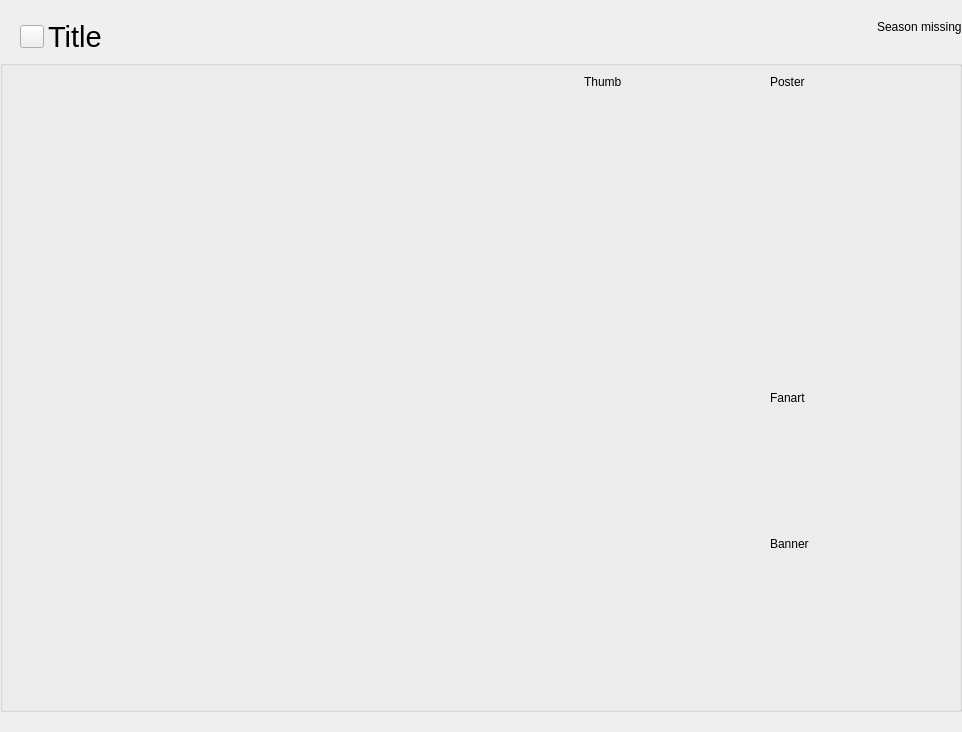
The window that src/ui/tv_show/TvShowWidgetSeason.ui (Komet/MediaElch) describes before a commit, drawn with Qt 5.
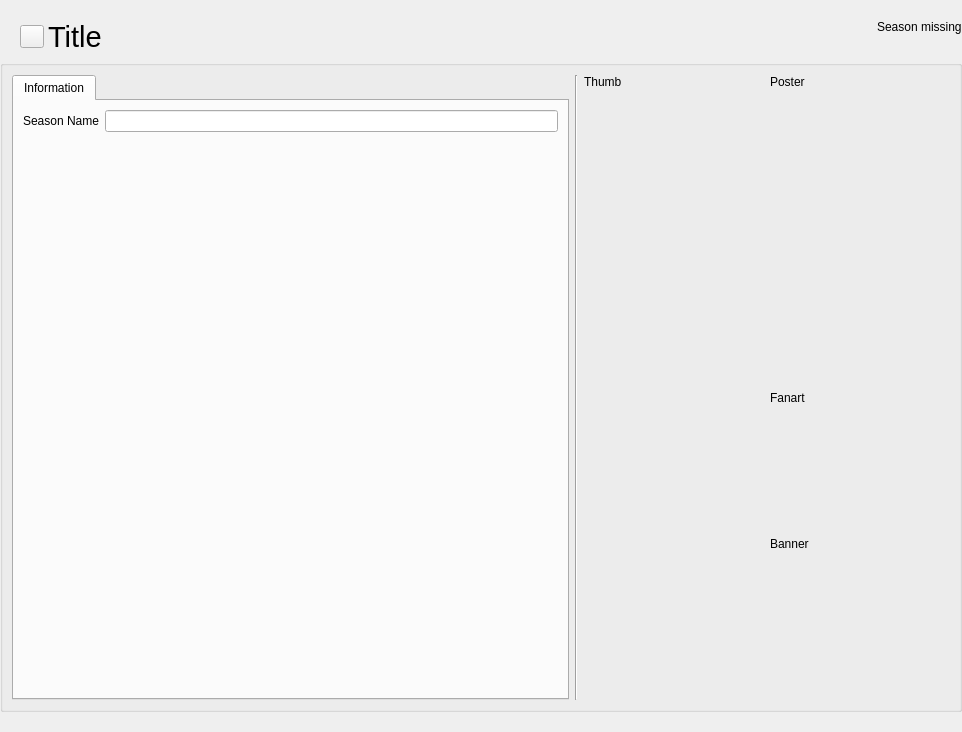
The same window after the commit. Icons and pictures are not drawn. Custom widgets are drawn as their Qt base class.

Commit message: [TvShow] Support named seasons in GUI

Patch:
```diff
--- a/src/ui/tv_show/TvShowWidgetSeason.ui
+++ b/src/ui/tv_show/TvShowWidgetSeason.ui
@@ -126,17 +126,39 @@
      </property>
      <layout class="QHBoxLayout" name="horizontalLayout_2">
       <item>
-       <spacer name="horizontalSpacer">
+       <widget class="QTabWidget" name="tabWidget">
+        <property name="currentIndex">
+         <number>0</number>
+        </property>
+        <widget class="QWidget" name="tabInformation">
+         <attribute name="title">
+          <string>Information</string>
+         </attribute>
+         <layout class="QVBoxLayout" name="verticalLayout_5">
+          <item>
+           <layout class="QFormLayout" name="seasonFormLayout">
+            <item row="0" column="1">
+             <widget class="QLineEdit" name="seasonName"/>
+            </item>
+            <item row="0" column="0">
+             <widget class="QLabel" name="lblSeasonName">
+              <property name="text">
+               <string>Season Name</string>
+              </property>
+             </widget>
+            </item>
+           </layout>
+          </item>
+         </layout>
+        </widget>
+       </widget>
+      </item>
+      <item>
+       <widget class="Line" name="line">
         <property name="orientation">
-         <enum>Qt::Horizontal</enum>
+         <enum>Qt::Vertical</enum>
         </property>
-        <property name="sizeHint" stdset="0">
-         <size>
-          <width>40</width>
-          <height>20</height>
-         </size>
-        </property>
-       </spacer>
+       </widget>
       </item>
       <item>
        <layout class="QVBoxLayout" name="verticalLayout_3">
```
The commit also changes 8 other files.
